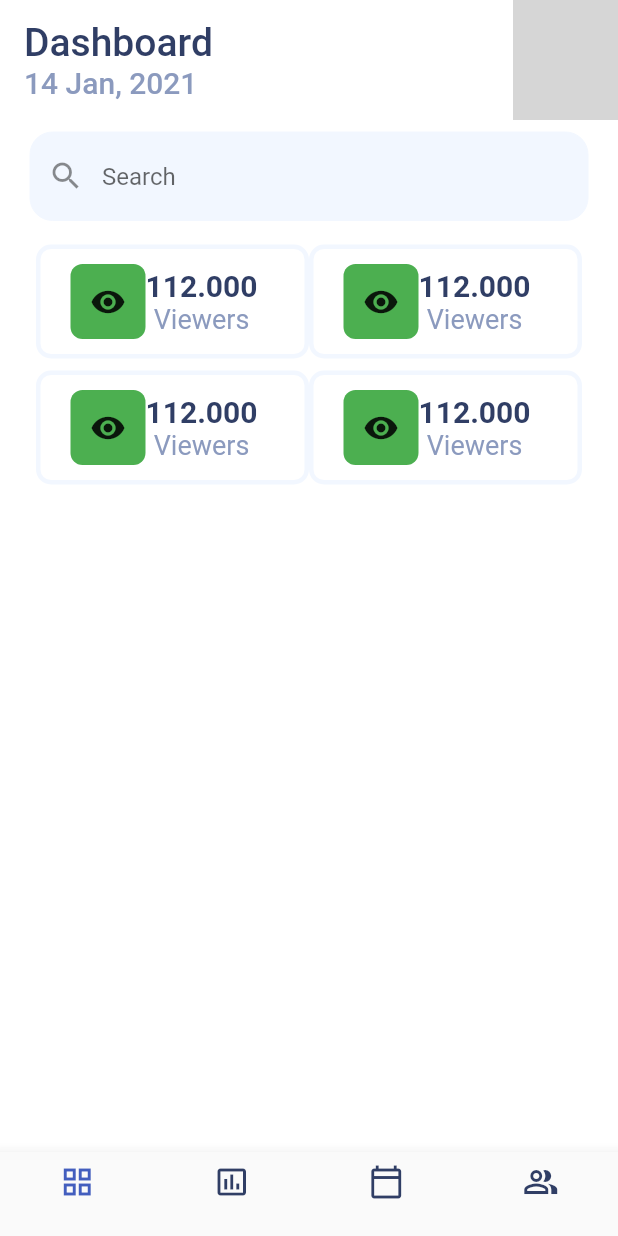
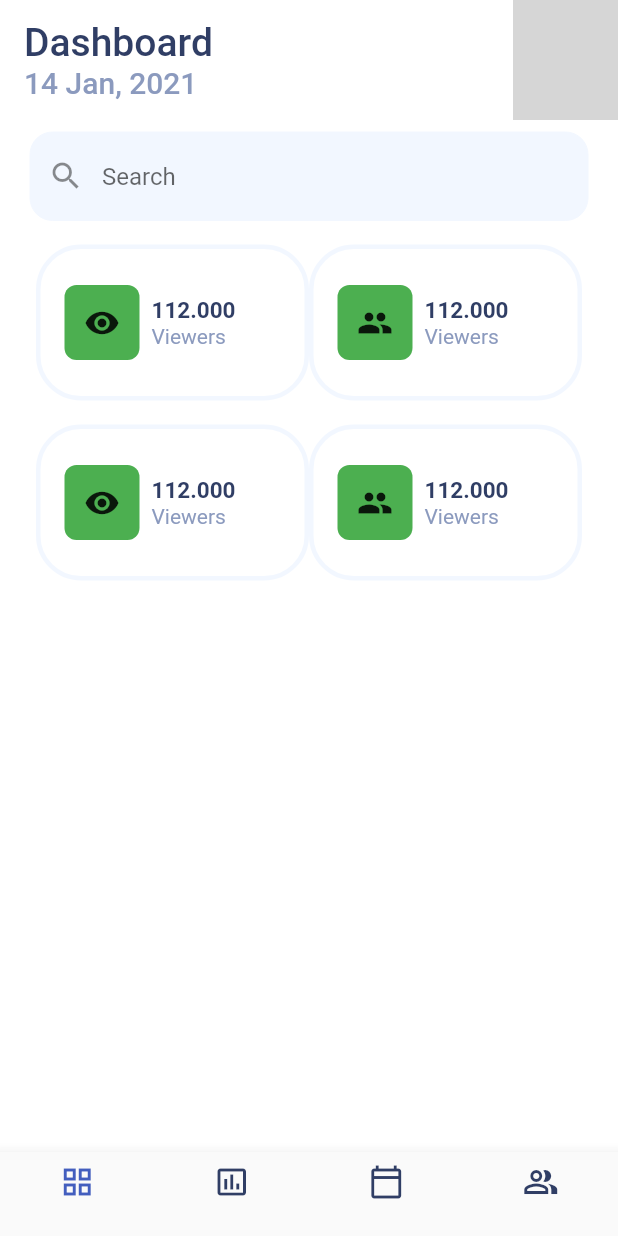
Before and after one commit to Satochaaan/social_media_manage, a Flutter app: the screen it shows after launch, on a phone screen of 412 x 824 dp. Run offline on Flutter 3.47's test engine with Material 2 defaults, Android fonts, the phone set to English and light mode, and no system bars; network calls fail; grey boxes are pictures that could not be loaded.

Commit message:
Table構成変更

```diff
--- a/lib/main.dart
+++ b/lib/main.dart
@@ -126,36 +126,38 @@ class _SocialMediaManageState extends State<SocialMediaManage> {
                   children: [
                     TableRow(
                       children: [
-                        Column(
+                        TableItem(
+                          iconData: Icons.remove_red_eye,
+                          title: '112.000',
+                          subTitle: 'Viewers',
+                        ),
+                        // SizedBox(width: 8),
+                        TableItem(
+                          iconData: Icons.people,
+                          title: '112.000',
+                          subTitle: 'Viewers',
+                        ),
+                      ],
+                    ),
+                    TableRow(
+                      children: [
+                        SizedBox(height: 16),
+                        SizedBox(height: 16),
+                      ],
+                    ),
+                    TableRow(
                       children: [
                         TableItem(
                           iconData: Icons.remove_red_eye,
                           title: '112.000',
                           subTitle: 'Viewers',
                         ),
-                            SizedBox(height: 8),
+                        // SizedBox(width: 8),
                         TableItem(
-                              iconData: Icons.remove_red_eye,
+                          iconData: Icons.people,
                           title: '112.000',
                           subTitle: 'Viewers',
                         ),
-                          ],
-                        ),
-                        Column(
-                          children: [
-                            TableItem(
-                              iconData: Icons.remove_red_eye,
-                              title: '112.000',
-                              subTitle: 'Viewers',
-                            ),
-                            SizedBox(height: 8),
-                            TableItem(
-                              iconData: Icons.remove_red_eye,
-                              title: '112.000',
-                              subTitle: 'Viewers',
-                            ),
-                          ],
-                        )
                       ],
                     ),
                   ],
@@ -209,15 +211,15 @@ class TableItem extends StatelessWidget {
   Widget build(BuildContext context) {
     return Container(
       padding: EdgeInsets.symmetric(
-        vertical: 10,
-        horizontal: 20,
+        vertical: 24,
+        horizontal: 16,
       ),
       decoration: BoxDecoration(
         border: Border.all(
           color: kColorSearchField,
           width: 3,
         ),
-        borderRadius: BorderRadius.circular(10),
+        borderRadius: BorderRadius.circular(30),
       ),
       child: Row(
         children: [
@@ -230,20 +232,27 @@ class TableItem extends StatelessWidget {
             ),
             child: Icon(iconData),
           ),
+          SizedBox(
+            width: 8,
+          ),
           Column(
+            mainAxisAlignment: MainAxisAlignment.start,
+            crossAxisAlignment: CrossAxisAlignment.start,
             children: [
               Text(
                 title,
+                textAlign: TextAlign.start,
                 style: TextStyle(
                     color: kColorText,
-                    fontSize: 20,
+                    fontSize: 15,
                     fontWeight: FontWeight.bold),
               ),
               Text(
                 subTitle,
+                textAlign: TextAlign.start,
                 style: TextStyle(
                   color: kColorTextSub,
-                  fontSize: 18,
+                  fontSize: 14,
                 ),
               ),
             ],
```
Lines whose indentation alone changed are shown as unchanged.
